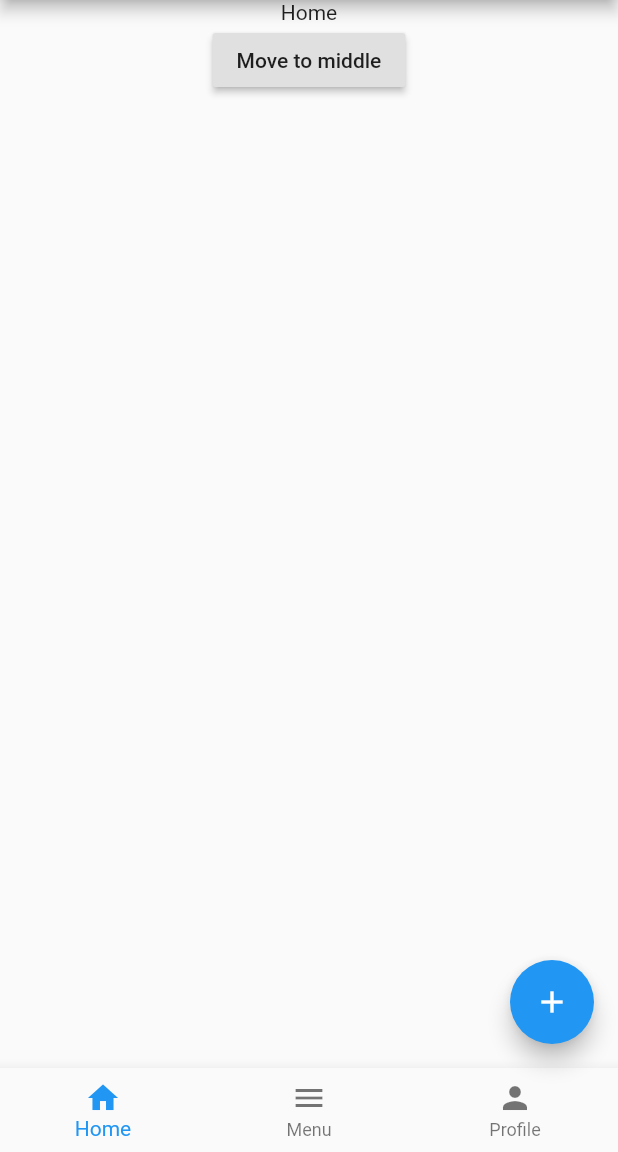
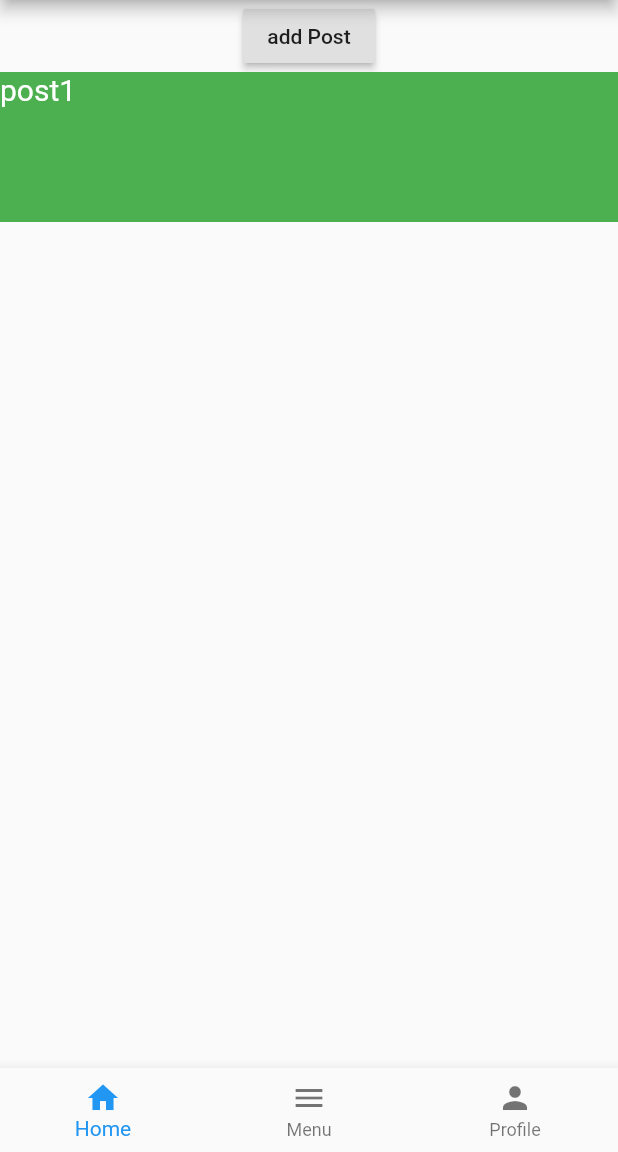
Before and after one commit to AlcAndroid2020/Flutter_Tab_view_keep_state, a Flutter app: the screen it shows after launch, on a phone screen of 412 x 824 dp, the part 84-1236 px from its top. Run offline on Flutter 3.47's test engine with Material 2 defaults, Android fonts, the phone set to English and light mode, and no system bars.

Commit message:
added add post button

```diff
--- a/lib/main.dart
+++ b/lib/main.dart
@@ -1,3 +1,4 @@
+
 import 'package:flutter/material.dart';
 
 void main() {
@@ -11,9 +12,7 @@ class MyApp extends StatelessWidget {
     return MaterialApp(
       title: 'Flutter Demo',
       theme: ThemeData(
-
         primarySwatch: Colors.blue,
-
         visualDensity: VisualDensity.adaptivePlatformDensity,
       ),
       home: MyHomePage(title: 'Bottom navigator bar'),
@@ -24,26 +23,16 @@ class MyApp extends StatelessWidget {
 class MyHomePage extends StatefulWidget {
   MyHomePage({Key key, this.title}) : super(key: key);
 
-
   final String title;
 
   @override
   _MyHomePageState createState() => _MyHomePageState();
 }
 
-class _MyHomePageState extends State<MyHomePage> with SingleTickerProviderStateMixin,AutomaticKeepAliveClientMixin {
-  int _counter = 0,_currentindex=0;
+class _MyHomePageState extends State<MyHomePage>
+    with SingleTickerProviderStateMixin, AutomaticKeepAliveClientMixin {
+  int _currentindex = 0;
 
-  void _incrementCounter() {
-    setState(() {
-      // This call to setState tells the Flutter framework that something has
-      // changed in this State, which causes it to rerun the build method below
-      // so that the display can reflect the updated values. If we changed
-      // _counter without calling setState(), then the build method would not be
-      // called again, and so nothing would appear to happen.
-      _counter++;
-    });
-  }
   PageController pageController = PageController(
     initialPage: 0,
     keepPage: true,
@@ -51,15 +40,18 @@ class _MyHomePageState extends State<MyHomePage> with SingleTickerProviderStateM
 
   @override
   Widget build(BuildContext context) {
-
     return Scaffold(
       appBar: AppBar(
-
         title: Text(widget.title),
       ),
-      body:  PageView(
+      body: PageView(
         controller: pageController,
+        onPageChanged: (page){
+          setState(() {
+            _currentindex = page;
 
+          });
+        },
         children: <Widget>[
           HomeTab(),
           MenuTab(),
@@ -67,57 +59,73 @@ class _MyHomePageState extends State<MyHomePage> with SingleTickerProviderStateM
         ],
       ),
 
-      floatingActionButton: FloatingActionButton(
-        onPressed: _incrementCounter,
-        tooltip: 'Increment',
-        child: Icon(Icons.add),
-      ),
-
       bottomNavigationBar: BottomNavigationBar(
-
         currentIndex: _currentindex,
         items: [
-          BottomNavigationBarItem(icon: Icon(Icons.home),title:Text("Home")),
-          BottomNavigationBarItem(icon: Icon(Icons.menu),title:Text("Menu")),
-          BottomNavigationBarItem(icon: Icon(Icons.person),title:Text("Profile")),
-
-
+          BottomNavigationBarItem(icon: Icon(Icons.home), title: Text("Home")),
+          BottomNavigationBarItem(icon: Icon(Icons.menu), title: Text("Menu")),
+          BottomNavigationBarItem(
+              icon: Icon(Icons.person), title: Text("Profile")),
         ],
-        onTap: (index){
+        onTap: (index) {
           setState(() {
-            _currentindex=index;
-            pageController.animateToPage(index, duration: Duration(milliseconds: 500), curve: Curves.ease);
+            _currentindex = index;
 
           });
         },
-      ),// This trailing comma makes auto-formatting nicer for build methods.
+      ), // This trailing comma makes auto-formatting nicer for build methods.
     );
   }
 
   @override
   // TODO: implement wantKeepAlive
   bool get wantKeepAlive => true;
+}
 
-}
 class HomeTab extends StatefulWidget {
   @override
   _HomeTabState createState() => _HomeTabState();
 }
 
 class _HomeTabState extends State<HomeTab> with AutomaticKeepAliveClientMixin {
-  bool isClicked=false;
+  bool isClicked = false;
+  List<String> PostList = ["post1"];
+
+  @override
+  void initState() {
+    print("Home");
+    super.initState();
+  }
+
+  renderPost(String post, int index) {
+    return Container(
+      height: 100,
+      color: Colors.green,
+      child: Text(
+        post,
+        style: TextStyle(fontSize: 20, color: Colors.white),
+      ),
+    );
+  }
 
   @override
   Widget build(BuildContext context) {
     return Column(
       children: [
-        isClicked?  SizedBox(height: 250,):Container(),
-        Center(child: Container(child: Text("Home"),)),
-        RaisedButton(onPressed:(){
+        RaisedButton(
+            onPressed: () {
               setState(() {
-            isClicked=true;
+                isClicked = true;
+                PostList.add("Post ${PostList.length + 1}");
               });
-        } ,child: Text("Move to middle"))
+            },
+            child: Text("add Post")),
+        Flexible(
+          child: ListView.builder(
+            itemCount: PostList.length,
+            itemBuilder: (context, i) => renderPost(PostList[i], i),
+          ),
+        ),
       ],
     );
   }
@@ -126,54 +134,97 @@ class _HomeTabState extends State<HomeTab> with AutomaticKeepAliveClientMixin {
   // TODO: implement wantKeepAlive
   bool get wantKeepAlive => true;
 }
+
 class MenuTab extends StatefulWidget {
   @override
   _MenuTabState createState() => _MenuTabState();
 }
 
-class _MenuTabState extends State<MenuTab> with AutomaticKeepAliveClientMixin{
-  bool isClicked=false;
+class _MenuTabState extends State<MenuTab> with AutomaticKeepAliveClientMixin {
+  bool isClicked = false;
+  List<String> toDoList = ["todo1"];
+  @override
+  void initState() {
+    print("Menu");
+    super.initState();
+  }
+  renderTodos(String todos, int index) {
+    return Container(
+      height: 100,
+      color: Colors.blue,
+      child: Text(
+        todos,
+        style: TextStyle(fontSize: 20, color: Colors.white),
+      ),
+    );
+  }
+
 
   @override
   Widget build(BuildContext context) {
     return Column(
       children: [
-        isClicked?  SizedBox(height: 250,):Container(),
-        Center(child: Container(child: Text("Menu"),)),
-        RaisedButton(onPressed:(){
+        RaisedButton(
+            onPressed: () {
               setState(() {
-            isClicked=true;
+                isClicked = true;
+                toDoList.add("Post ${toDoList.length + 1}");
               });
-        }
-        ,child: Text("Move to middle"),)      ],
+            },
+            child: Text("add Post")),
+        Flexible(
+          child: ListView.builder(
+            itemCount: toDoList.length,
+            itemBuilder: (context, i) => renderTodos(toDoList[i], i),
+          ),
+        ),
+      ],
     );
   }
 
   @override
   // TODO: implement wantKeepAlive
-  bool get wantKeepAlive =>true;
+  bool get wantKeepAlive => true;
 }
+
 class ProfileTab extends StatefulWidget {
   @override
   _ProfileTabState createState() => _ProfileTabState();
 }
 
-class _ProfileTabState extends State<ProfileTab> with AutomaticKeepAliveClientMixin {
-  bool isClicked=false;
+class _ProfileTabState extends State<ProfileTab>
+    with AutomaticKeepAliveClientMixin {
+  bool isClicked = false;
+
+  @override
+  void initState() {
+    print("Profile");
+    super.initState();
+  }
+
   @override
   Widget build(BuildContext context) {
     return Column(
       children: [
-
-      isClicked?  SizedBox(height: 250,):Container(),
-        Center(child: Container(child: Text("Profile"),)),
-      RaisedButton(onPressed:(){
+        isClicked
+            ? SizedBox(
+                height: 250,
+              )
+            : Container(),
+        Center(
+            child: Container(
+          child: Text("Profile"),
+        )),
+        RaisedButton(
+            onPressed: () {
               setState(() {
-          isClicked=true;
+                isClicked = true;
               });
-      } ,child: Text("Move to middle"))
+            },
+            child: Text("Move to middle"))
       ],
-    );  }
+    );
+  }
 
   @override
   // TODO: implement wantKeepAlive
```
Lines whose indentation alone changed are shown as unchanged.
